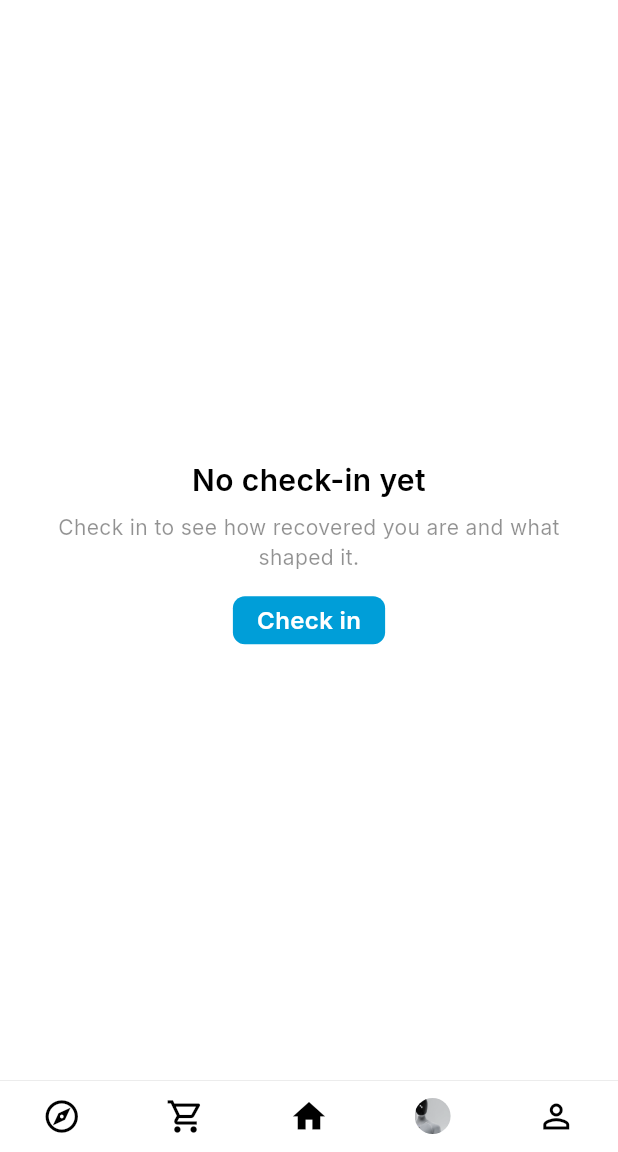
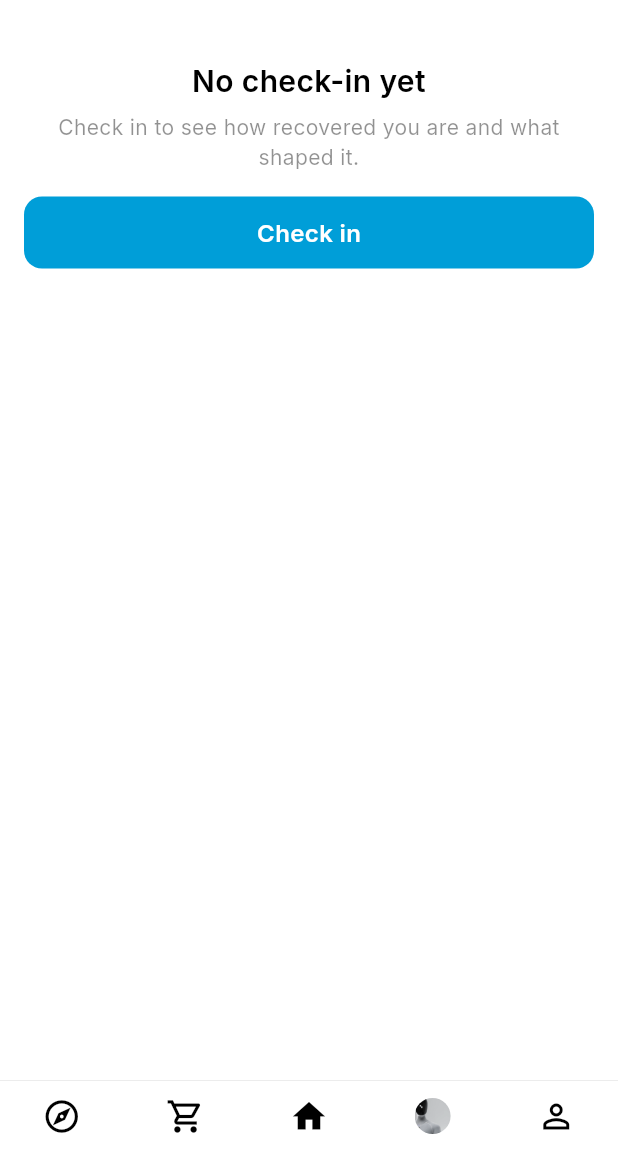
Before and after one commit to Myxabzbzzz/fitrix, a Flutter app: the RecoveryScreen screen opened by its route, on a phone screen of 412 x 824 dp, the part 84-1236 px from its top. Run offline on Flutter 3.47's test engine with Material 3 defaults, Android fonts, the light colour scheme and no system bars; our stand-ins replace dio, flutter_map, flutter_riverpod, flutter_tts, geolocator, go_router and 7 more; missing offline and left inert: health; accounts and stored records are empty; network calls fail; project files that could hold a hidden picture were left out.

Commit message:
Recovery without a check-in starts under the title on the page margin with a full-width button

```diff
--- a/lib/features/checkin/presentation/screens/recovery_screen.dart
+++ b/lib/features/checkin/presentation/screens/recovery_screen.dart
@@ -80,13 +80,16 @@ class _Empty extends ConsumerWidget {
     final palette = AppPalette.of(context);
     return LayoutBuilder(
       builder: (context, box) => SingleChildScrollView(
-        padding: const EdgeInsets.all(AppSpacing.lg),
+        // The page's 16 pt side margin; content starts under the title
+        // instead of floating in the middle of the screen.
+        padding: const EdgeInsets.symmetric(
+            horizontal: AppSpacing.md, vertical: AppSpacing.lg),
         child: ConstrainedBox(
           constraints: BoxConstraints(
               minHeight: (box.maxHeight - 2 * AppSpacing.lg)
                   .clamp(0, double.infinity)),
           child: Column(
-            mainAxisAlignment: MainAxisAlignment.center,
+            mainAxisAlignment: MainAxisAlignment.start,
             crossAxisAlignment: CrossAxisAlignment.stretch,
             children: [
               _HealthRows(
@@ -101,11 +104,11 @@ class _Empty extends ConsumerWidget {
                   style: AppText.bodyRegular
                       .copyWith(color: palette.textSecondary)),
               const SizedBox(height: AppSpacing.md),
-              Center(
-                child: AppButton(
-                  label: l10n.checkinCardAction,
-                  onPressed: () => showCheckInSheet(context),
-                ),
+              AppButton(
+                label: l10n.checkinCardAction,
+                size: AppButtonSize.large,
+                expand: true,
+                onPressed: () => showCheckInSheet(context),
               ),
             ],
           ),
```
